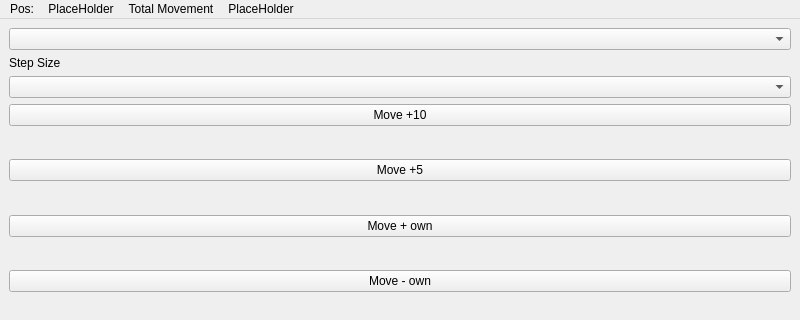
This is endstop_window.ui in Naderschah/64MP_DSLR_controller as Qt 5 draws it before an edit; both pictures show x 0 to 800 and y 0 to 320 of the 800 by 600 pixel window. The edited form follows.
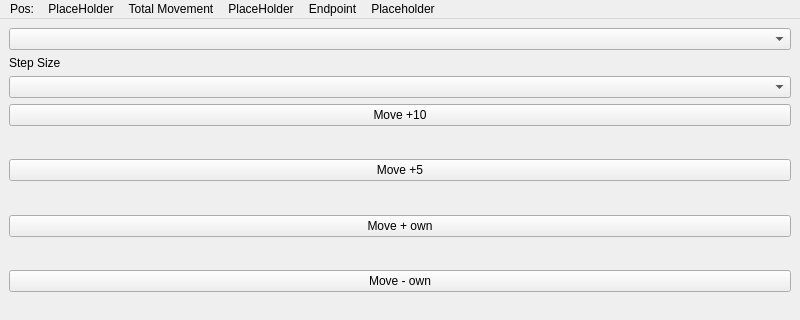
This is the edited form.

```diff
--- a/endstop_window.ui
+++ b/endstop_window.ui
@@ -233,10 +233,22 @@
      <string>PlaceHolder</string>
     </property>
    </widget>
+   <widget class="QMenu" name="menuEndpoint">
+    <property name="title">
+     <string>Endpoint</string>
+    </property>
+   </widget>
+   <widget class="QMenu" name="menuendpoint_placeholder">
+    <property name="title">
+     <string>Placeholder</string>
+    </property>
+   </widget>
    <addaction name="menuPos"/>
    <addaction name="menu_pos_placeholder"/>
    <addaction name="menuTotal_Movement"/>
    <addaction name="menu_total_move"/>
+   <addaction name="menuEndpoint"/>
+   <addaction name="menuendpoint_placeholder"/>
   </widget>
   <widget class="QStatusBar" name="statusbar"/>
  </widget>
```
